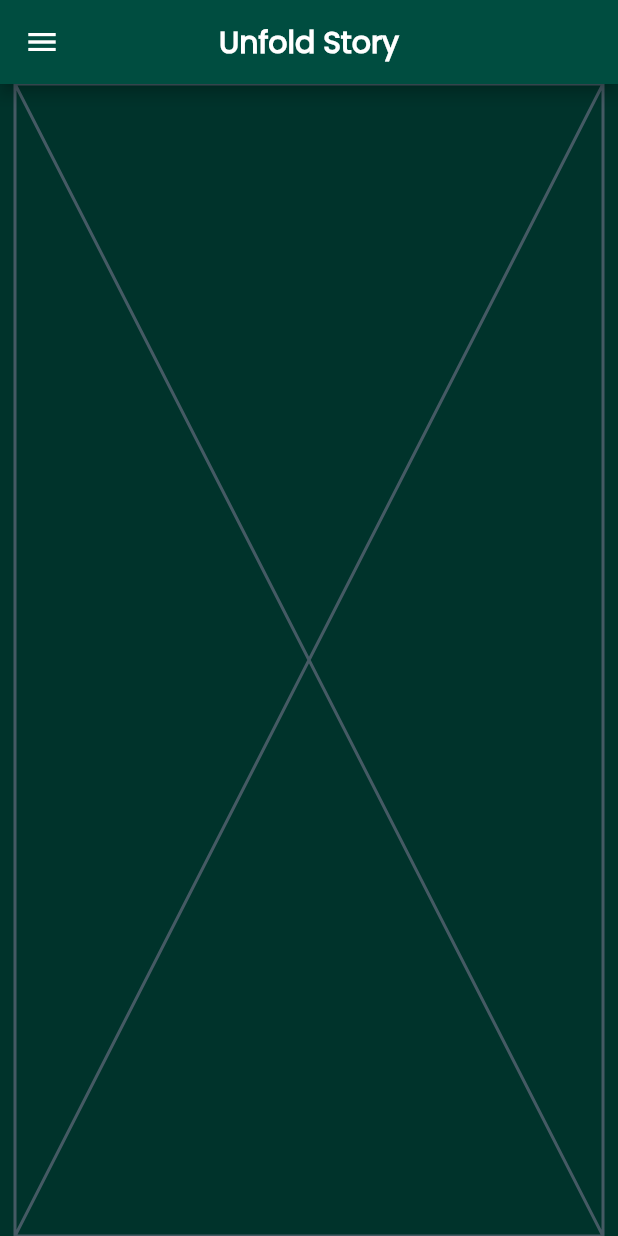
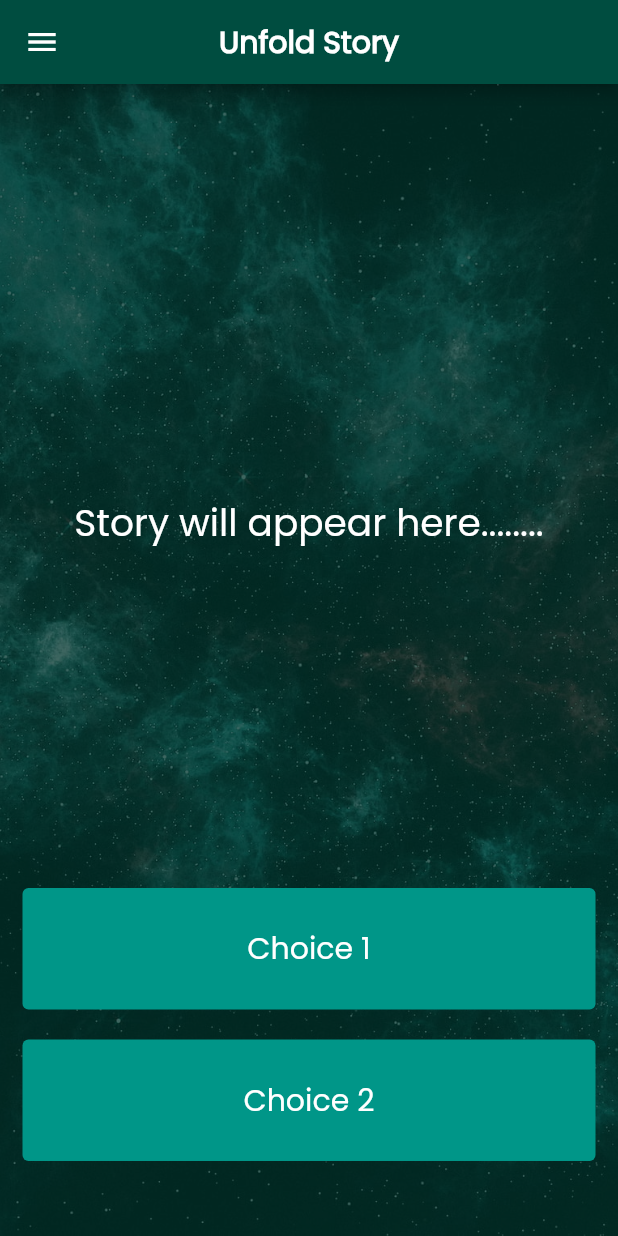
Before and after one commit to vutfiq01/mi_flash_card, a Flutter app: the UnfoldStoryApp screen opened directly, on a phone screen of 412 x 824 dp. Run offline on Flutter 3.47's test engine with Material 2 defaults, Android fonts, the phone set to English and light mode, and no system bars; our stand-ins replace audioplayers, font_awesome_flutter, rflutter_alert.

Commit message:
added background and 2 choice buttons

```diff
--- a/lib/unfold_story_app.dart
+++ b/lib/unfold_story_app.dart
@@ -12,12 +12,92 @@ class UnfoldStoryApp extends StatelessWidget {
       backgroundColor: const Color.fromARGB(255, 0, 51, 43),
       appBar: CustomAppBar(title: appBarTitle),
       drawer: const MyNavigationDrawer(),
-      body: const SafeArea(
-        child: Padding(
-          padding: EdgeInsets.symmetric(
-            horizontal: 10.0,
+      body: const StorySection(),
+    );
+  }
+}
+
+class StorySection extends StatefulWidget {
+  const StorySection({super.key});
+
+  @override
+  State<StorySection> createState() => _StorySectionState();
+}
+
+class _StorySectionState extends State<StorySection> {
+  @override
+  Widget build(BuildContext context) {
+    return Container(
+      decoration: BoxDecoration(
+        image: DecorationImage(
+          fit: BoxFit.cover,
+          colorFilter: ColorFilter.mode(
+            Colors.teal.shade900.withOpacity(0.25),
+            BlendMode.dstATop,
           ),
-          child: Placeholder(),
+          image: const AssetImage('images/tealspacebackground.jpg'),
+        ),
+      ),
+      padding: const EdgeInsets.symmetric(
+        horizontal: 15.0,
+        vertical: 50.0,
+      ),
+      constraints: const BoxConstraints.expand(),
+      child: SafeArea(
+        child: Column(
+          crossAxisAlignment: CrossAxisAlignment.stretch,
+          children: <Widget>[
+            const Expanded(
+              flex: 12,
+              child: Center(
+                child: Text(
+                  'Story will appear here........',
+                  style: TextStyle(
+                    color: Colors.white,
+                    fontFamily: 'Poppins',
+                    fontSize: 25,
+                  ),
+                ),
+              ),
+            ),
+            Expanded(
+              flex: 2,
+              child: TextButton(
+                onPressed: () {},
+                style: TextButton.styleFrom(
+                  backgroundColor: Colors.teal[500],
+                ),
+                child: const Text(
+                  'Choice 1',
+                  style: TextStyle(
+                    fontFamily: 'Poppins',
+                    fontSize: 20,
+                    color: Colors.white,
+                  ),
+                ),
+              ),
+            ),
+            const SizedBox(
+              height: 20.0,
+            ),
+            Expanded(
+              flex: 2,
+              child: TextButton(
+                onPressed: () {},
+                style: TextButton.styleFrom(
+                  backgroundColor: Colors.teal[500],
+                ),
+                child: const Text(
+                  'Choice 2',
+                  style: TextStyle(
+                    fontFamily: 'Poppins',
+                    fontSize: 20,
+                    color: Colors.white,
+                  ),
+                ),
+              ),
+            ),
+          ],
         ),
       ),
     );
```
